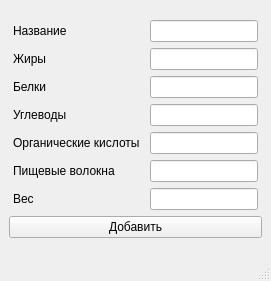
The window that addwindow.ui (Hipp0Shok/Lab1GUI) describes before a commit, drawn with Qt 5.
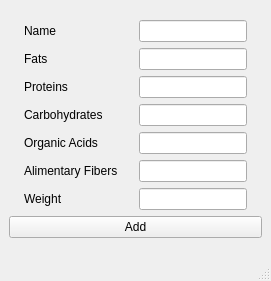
The same window after the commit.

What changed in the file:
```diff
--- a/addwindow.ui
+++ b/addwindow.ui
@@ -28,7 +28,7 @@
            </sizepolicy>
           </property>
           <property name="text">
-           <string>Название</string>
+           <string>Name</string>
           </property>
          </widget>
         </item>
@@ -51,7 +51,7 @@
            </sizepolicy>
           </property>
           <property name="text">
-           <string>Жиры</string>
+           <string>Fats</string>
           </property>
          </widget>
         </item>
@@ -74,7 +74,7 @@
            </sizepolicy>
           </property>
           <property name="text">
-           <string>Белки</string>
+           <string>Proteins</string>
           </property>
          </widget>
         </item>
@@ -97,7 +97,7 @@
            </sizepolicy>
           </property>
           <property name="text">
-           <string>Углеводы</string>
+           <string>Carbohydrates</string>
           </property>
          </widget>
         </item>
@@ -120,7 +120,7 @@
            </sizepolicy>
           </property>
           <property name="text">
-           <string>Пищевые волокна</string>
+           <string>Alimentary Fibers</string>
           </property>
          </widget>
         </item>
@@ -153,7 +153,7 @@
            </sizepolicy>
           </property>
           <property name="text">
-           <string>Органические кислоты</string>
+           <string>Organic Acids</string>
           </property>
          </widget>
         </item>
@@ -166,7 +166,7 @@
            </sizepolicy>
           </property>
           <property name="text">
-           <string>Вес</string>
+           <string>Weight</string>
           </property>
          </widget>
         </item>
@@ -185,7 +185,7 @@
       <item>
        <widget class="QPushButton" name="addButton">
         <property name="text">
-         <string>Добавить</string>
+         <string>Add</string>
         </property>
        </widget>
       </item>
```
